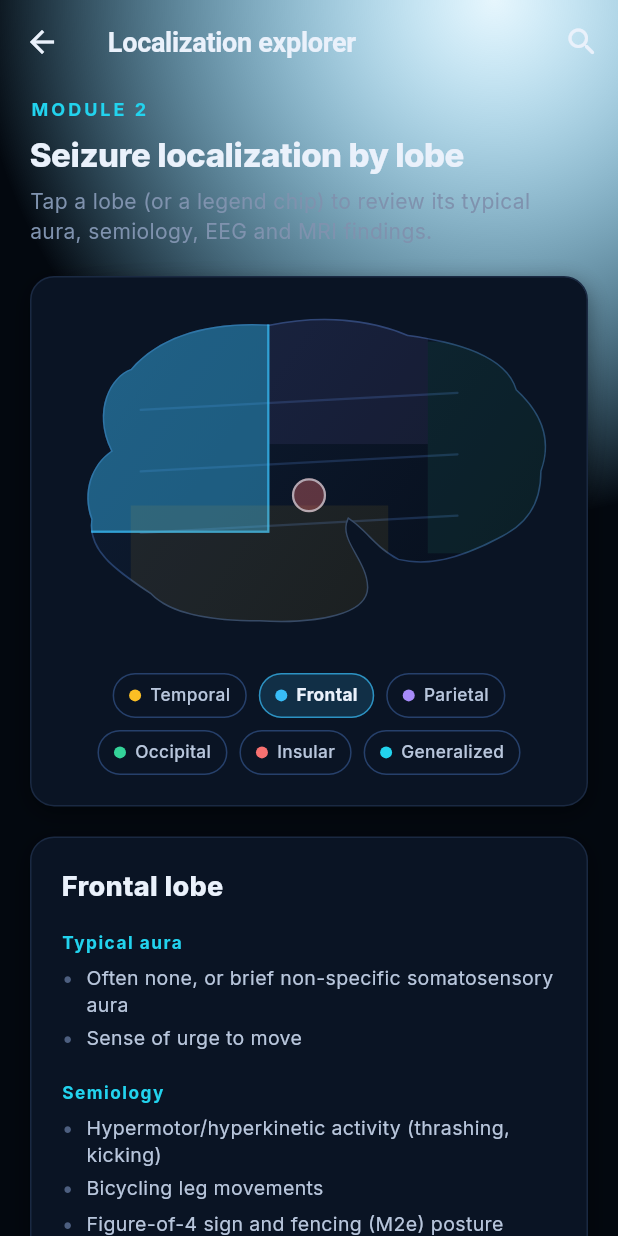
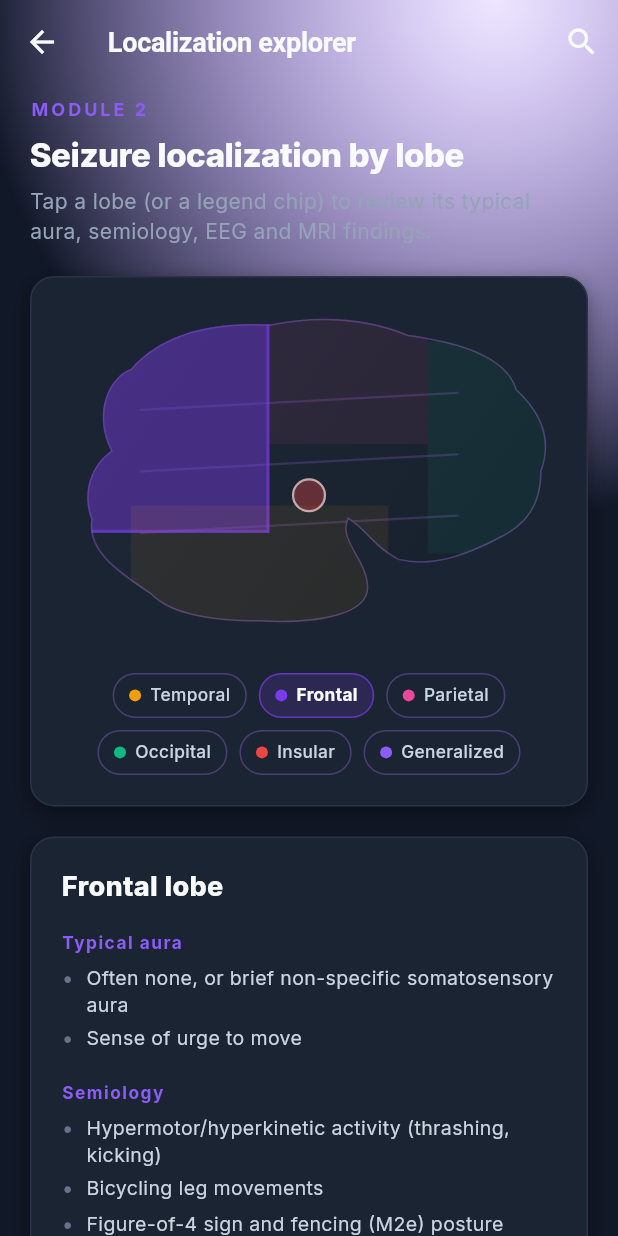
Before and after one commit to mahham20022-art/seizure-compass, a Flutter app: the LocalizationScreen screen opened directly, after a tap on "Frontal", on a phone screen of 412 x 824 dp. Run offline on Flutter 3.47's test engine with Material 3 defaults, Android fonts, the phone set to English and light mode, and no system bars.

Commit message:
Complete visual rebrand: neuro-violet identity, away from ICU cyan
New palette (same token names throughout the codebase, all new values):
  Deep Violet #6D28D9, Electric Purple #8B5CF6, vivid violet #7C3AED for
  primary interactive elements, Neon Magenta #EC4899, Amber #F59E0B,
  Emerald #10B981, Rose Red #EF4444, on a rich-charcoal ink scale
  (#111827 background / #1B2433 cards) with near-white text.

- Logo: ECG trace, needle gradient and north marker now magenta instead
  of cyan; the dial/brain outline naturally inherits violet via the
  palette change.
- Result categories: Epilepsy=purple, PNES=magenta, Syncope=amber,
  Other=slate gray (via the existing epileptic/pnes/syncope/otherMimic
  aliases — no call-site changes needed).
- Module colors: Assessment=purple, Localization=magenta (unchanged
  alias), Atlas=amber, Clinical Pearls=emerald (swapped from each other
  to match), with matching search-result colors.
- Brain diagram: the selected/highlighted lobe now animates with a
  continuous soft neural pulse (alpha + border + insular-marker size)
  instead of a static highlight.
- New PulseGlow wrapper gives the home page's primary "Start Assessment"
  button a soft looping electric-pulse glow.
- Web chrome (theme-color, manifest background, native HTML splash
  spinner/glow) recolored to match so there's no cyan flash before
  Flutter takes over.

```diff
--- a/lib/core/theme/app_colors.dart
+++ b/lib/core/theme/app_colors.dart
@@ -1,41 +1,44 @@
 import 'package:flutter/material.dart';
 
-/// Ink/brand palette carried over from the Najm ICUCalc design system so
-/// Seizure Compass reads as part of the same product family.
+/// Seizure Compass's own neuro-violet palette — a deliberate, complete
+/// departure from Najm ICUCalc's cyan "monitor-blue" identity. Built around
+/// deep violet, electric purple and neon magenta on a rich charcoal ground,
+/// evoking neural activity, EEG traces and electric impulses rather than an
+/// ICU monitor.
 class AppColors {
   AppColors._();
 
-  static const ink950 = Color(0xFF03080F);
-  static const ink900 = Color(0xFF060D19);
-  static const ink800 = Color(0xFF0A1424);
-  static const ink700 = Color(0xFF0F1E35);
-  static const ink600 = Color(0xFF142A48);
-  static const ink500 = Color(0xFF1C355A);
+  static const ink950 = Color(0xFF111827); // background
+  static const ink900 = Color(0xFF161F2C); // surface / drawer
+  static const ink800 = Color(0xFF1B2433); // cards
+  static const ink700 = Color(0xFF1F2937); // secondary background / tracks
+  static const ink600 = Color(0xFF2A3648); // hover surface
+  static const ink500 = Color(0xFF34435C); // lightest ink surface
 
-  static const line = Color(0xFF1A2942);
-  static const line2 = Color(0xFF26406B);
+  static const line = Color(0xFF2A3348);
+  static const line2 = Color(0xFF4C3E73);
 
-  static const text = Color(0xFFEAF1FB);
-  static const text2 = Color(0xFFB8C6DC);
-  static const muted = Color(0xFF7F92AE);
-  static const faint = Color(0xFF4D5F80);
+  static const text = Color(0xFFF8FAFC);
+  static const text2 = Color(0xFFCBD5E1);
+  static const muted = Color(0xFF94A3B8);
+  static const faint = Color(0xFF64748B);
 
-  static const brand = Color(0xFF22D3EE);
-  static const brand2 = Color(0xFF0EA5E9);
-  static const brand3 = Color(0xFF38BDF8);
-  static const brandInk = Color(0xFF001018);
+  static const brand = Color(0xFF8B5CF6); // Electric Purple
+  static const brand2 = Color(0xFF6D28D9); // Deep Violet
+  static const brand3 = Color(0xFF7C3AED); // vivid violet — primary interactive
+  static const brandInk = Color(0xFFFFFFFF);
 
-  static const ok = Color(0xFF34D399);
-  static const warn = Color(0xFFFBBF24);
-  static const danger = Color(0xFFF87171);
-  static const pulse = Color(0xFFF43F5E);
+  static const ok = Color(0xFF10B981); // Emerald
+  static const warn = Color(0xFFF59E0B); // Amber
+  static const danger = Color(0xFFEF4444); // Rose red
+  static const pulse = Color(0xFFEC4899); // Neon magenta
 
   /// Category colors used consistently across probability bars, chips and
   /// library tags so a category is always recognizable at a glance.
-  static const epileptic = brand3;
-  static const pnes = Color(0xFFA78BFA);
-  static const syncope = ok;
-  static const otherMimic = warn;
+  static const epileptic = brand3; // Purple
+  static const pnes = Color(0xFFEC4899); // Neon Magenta
+  static const syncope = warn; // Amber
+  static const otherMimic = muted; // Slate gray
 
   static const List<Color> backgroundGradient = [ink900, ink950];
 }
--- a/lib/core/theme/app_theme.dart
+++ b/lib/core/theme/app_theme.dart
@@ -2,9 +2,9 @@ import 'package:flutter/material.dart';
 import 'app_colors.dart';
 import 'app_radii.dart';
 
-/// Material 3 dark theme tuned to match the Najm ICUCalc "monitor-blue"
-/// design language: deep ink backgrounds, cyan brand accents, calm rounded
-/// cards.
+/// Seizure Compass's own Material 3 dark theme: rich charcoal backgrounds,
+/// deep violet / electric purple / neon magenta brand accents, calm rounded
+/// cards — a deliberate departure from Najm ICUCalc's cyan identity.
 class AppTheme {
   AppTheme._();
 
--- a/lib/core/widgets/app_background.dart
+++ b/lib/core/widgets/app_background.dart
@@ -1,8 +1,8 @@
 import 'package:flutter/material.dart';
 import '../theme/app_colors.dart';
 
-/// Recreates the ambient radial-gradient backdrop used behind every screen
-/// in ICUCalc so Seizure Compass shares the same "monitor glow" atmosphere.
+/// Seizure Compass's own ambient radial-gradient backdrop — a soft violet
+/// glow (not the cyan "monitor glow" ICUCalc uses) behind every screen.
 class AppBackground extends StatelessWidget {
   const AppBackground({super.key, required this.child});
 
@@ -15,7 +15,7 @@ class AppBackground extends StatelessWidget {
         gradient: RadialGradient(
           center: Alignment(0.6, -1.0),
           radius: 1.4,
-          colors: [Color(0x1A0EA5E9), AppColors.ink950],
+          colors: [Color(0x268B5CF6), AppColors.ink950],
           stops: [0.0, 0.6],
         ),
       ),
--- a/lib/core/widgets/app_logo.dart
+++ b/lib/core/widgets/app_logo.dart
@@ -3,8 +3,9 @@ import 'package:flutter/material.dart';
 import '../theme/app_colors.dart';
 
 /// The Seizure Compass mark: a compass dial with tick marks and a
-/// true-north marker, a stylized brain at its center, an ECG trace running
-/// through it, and a gradient needle swinging from white to cyan.
+/// true-north marker, a stylized brain at its center, a glowing magenta ECG
+/// trace running through it, and a gradient needle swinging from white to
+/// neon magenta.
 class AppLogo extends StatelessWidget {
   const AppLogo({super.key, this.size = 96});
 
@@ -56,7 +57,7 @@ class _CompassPainter extends CustomPainter {
       ..style = PaintingStyle.stroke
       ..strokeWidth = w * 0.028
       ..strokeCap = StrokeCap.round
-      ..color = AppColors.brand3.withValues(alpha: 0.55);
+      ..color = AppColors.pnes.withValues(alpha: 0.65);
 
     final path = Path()
       ..moveTo(0, midY)
@@ -134,7 +135,7 @@ class _CompassPainter extends CustomPainter {
   void _paintNorthMarker(Canvas canvas, Offset center, double r) {
     final paint = Paint()
       ..style = PaintingStyle.fill
-      ..color = AppColors.brand3;
+      ..color = AppColors.pnes;
 
     final tipY = center.dy - r * 0.98;
     final baseY = center.dy - r * 0.86;
@@ -158,7 +159,7 @@ class _CompassPainter extends CustomPainter {
 
     final northPaint = Paint()
       ..style = PaintingStyle.fill
-      ..shader = LinearGradient(colors: [Colors.white, AppColors.brand3])
+      ..shader = LinearGradient(colors: [Colors.white, AppColors.pnes])
           .createShader(Rect.fromPoints(center, tipNorth));
     final northHalf = Path()
       ..moveTo(center.dx + perp.dx * width, center.dy + perp.dy * width)
@@ -177,9 +178,9 @@ class _CompassPainter extends CustomPainter {
       ..close();
     canvas.drawPath(southHalf, southPaint);
 
-    // Glow at the bright (north/cyan) tip.
+    // Glow at the bright (north/magenta) tip.
     final glowPaint = Paint()
-      ..color = AppColors.brand3.withValues(alpha: 0.55)
+      ..color = AppColors.pnes.withValues(alpha: 0.55)
       ..maskFilter = const MaskFilter.blur(BlurStyle.normal, 6);
     canvas.drawCircle(tipNorth, r * 0.12, glowPaint);
 
--- a/lib/core/widgets/brain_diagram.dart
+++ b/lib/core/widgets/brain_diagram.dart
@@ -42,8 +42,19 @@ class BrainDiagram extends StatefulWidget {
   State<BrainDiagram> createState() => _BrainDiagramState();
 }
 
-class _BrainDiagramState extends State<BrainDiagram> {
+class _BrainDiagramState extends State<BrainDiagram> with SingleTickerProviderStateMixin {
   LocalizationRegion? _hovered;
+
+  late final AnimationController _pulseController = AnimationController(
+    vsync: this,
+    duration: const Duration(milliseconds: 1600),
+  )..repeat(reverse: true);
+
+  @override
+  void dispose() {
+    _pulseController.dispose();
+    super.dispose();
+  }
 
   static const _lobeFractions = <LocalizationRegion, Rect>{
     LocalizationRegion.frontal: Rect.fromLTRB(0.0, 0.0, 0.42, 0.66),
@@ -97,18 +108,26 @@ class _BrainDiagramState extends State<BrainDiagram> {
                 child: LayoutBuilder(
                   builder: (context, constraints) {
                     final size = Size(constraints.maxWidth, constraints.maxHeight);
+                    return AnimatedBuilder(
+                      animation: _pulseController,
+                      builder: (context, _) {
+                        final pulse = Curves.easeInOut.transform(_pulseController.value);
                         return Stack(
                           fit: StackFit.expand,
                           children: [
                             if (widget.selected == LocalizationRegion.generalized)
                               Positioned.fill(
                                 child: DecoratedBox(
-                              decoration: BoxDecoration(color: _colorFor(LocalizationRegion.generalized).withValues(alpha: 0.22)),
+                                  decoration: BoxDecoration(
+                                    color: _colorFor(LocalizationRegion.generalized).withValues(alpha: 0.18 + pulse * 0.14),
                                   ),
                                 ),
-                        for (final entry in _lobeFractions.entries) _lobeRegion(entry.key, entry.value, size),
-                        _insularMarker(size),
+                              ),
+                            for (final entry in _lobeFractions.entries) _lobeRegion(entry.key, entry.value, size, pulse),
+                            _insularMarker(size, pulse),
                           ],
+                        );
+                      },
                     );
                   },
                 ),
@@ -129,7 +148,7 @@ class _BrainDiagramState extends State<BrainDiagram> {
     );
   }
 
-  Widget _lobeRegion(LocalizationRegion region, Rect fraction, Size size) {
+  Widget _lobeRegion(LocalizationRegion region, Rect fraction, Size size, double pulse) {
     final rect = Rect.fromLTWH(
       fraction.left * size.width,
       fraction.top * size.height,
@@ -140,15 +159,23 @@ class _BrainDiagramState extends State<BrainDiagram> {
     final hovered = _hovered == region;
     final confidence = widget.confidences?[region];
     final baseAlpha = active ? 0.42 : (hovered ? 0.26 : 0.08);
-    final alpha = confidence != null ? (baseAlpha * (0.5 + confidence * 0.5)).clamp(0.06, 0.55) : baseAlpha;
+    final pulseBoost = active ? pulse * 0.16 : 0.0;
+    final rawAlpha = confidence != null
+        ? baseAlpha * (0.5 + confidence * 0.5) + pulseBoost
+        : baseAlpha + pulseBoost;
+    final alpha = rawAlpha.clamp(0.06, 0.65);
 
-    Widget region0 = AnimatedContainer(
-      duration: const Duration(milliseconds: 180),
+    // A plain DecoratedBox (not AnimatedContainer) — the enclosing
+    // AnimatedBuilder already redraws every pulse tick, so a second,
+    // independent transition here would just fight the first.
+    Widget region0 = DecoratedBox(
       decoration: BoxDecoration(
         color: _colorFor(region).withValues(alpha: alpha),
         border: Border.all(
-          color: _colorFor(region).withValues(alpha: active || hovered ? 0.7 : 0.0),
-          width: 1.5,
+          color: _colorFor(region).withValues(
+            alpha: active ? (0.55 + pulse * 0.35).clamp(0.0, 1.0) : (hovered ? 0.7 : 0.0),
+          ),
+          width: active ? 2.0 : 1.5,
         ),
       ),
     );
@@ -168,24 +195,25 @@ class _BrainDiagramState extends State<BrainDiagram> {
     return Positioned.fromRect(rect: rect, child: region0);
   }
 
-  Widget _insularMarker(Size size) {
+  Widget _insularMarker(Size size, double pulse) {
     const cx = 0.50;
     const cy = 0.55;
     const r = 0.05;
     final active = widget.selected == LocalizationRegion.insular;
     final hovered = _hovered == LocalizationRegion.insular;
-    final d = size.shortestSide * r * 2;
+    final baseD = size.shortestSide * r * 2;
+    final d = active ? baseD * (1.0 + pulse * 0.12) : baseD;
 
-    Widget marker = AnimatedContainer(
-      duration: const Duration(milliseconds: 180),
-      width: d,
-      height: d,
+    Widget marker = DecoratedBox(
       decoration: BoxDecoration(
         shape: BoxShape.circle,
-        color: _colorFor(LocalizationRegion.insular).withValues(alpha: active ? 0.85 : (hovered ? 0.6 : 0.35)),
+        color: _colorFor(LocalizationRegion.insular).withValues(
+          alpha: active ? (0.7 + pulse * 0.25).clamp(0.0, 1.0) : (hovered ? 0.6 : 0.35),
+        ),
         border: Border.all(color: AppColors.text.withValues(alpha: 0.6), width: 1.5),
       ),
     );
+    marker = SizedBox(width: d, height: d, child: marker);
 
     if (widget.interactive) {
       marker = MouseRegion(
--- /dev/null
+++ b/lib/core/widgets/pulse_glow.dart
@@ -0,0 +1,54 @@
+import 'package:flutter/material.dart';
+import '../theme/app_colors.dart';
+import '../theme/app_radii.dart';
+
+/// Wraps [child] in a slow, looping soft glow — a subtle "electric pulse"
+/// used to draw the eye to an important call-to-action without changing
+/// its layout footprint.
+class PulseGlow extends StatefulWidget {
+  const PulseGlow({super.key, required this.child, this.color = AppColors.brand3, this.radius = AppRadii.md});
+
+  final Widget child;
+  final Color color;
+  final double radius;
+
+  @override
+  State<PulseGlow> createState() => _PulseGlowState();
+}
+
+class _PulseGlowState extends State<PulseGlow> with SingleTickerProviderStateMixin {
+  late final AnimationController _controller = AnimationController(
+    vsync: this,
+    duration: const Duration(milliseconds: 1800),
+  )..repeat(reverse: true);
+
+  @override
+  void dispose() {
+    _controller.dispose();
+    super.dispose();
+  }
+
+  @override
+  Widget build(BuildContext context) {
+    return AnimatedBuilder(
+      animation: _controller,
+      builder: (context, child) {
+        final t = Curves.easeInOut.transform(_controller.value);
+        return DecoratedBox(
+          decoration: BoxDecoration(
+            borderRadius: BorderRadius.circular(widget.radius),
+            boxShadow: [
+              BoxShadow(
+                color: widget.color.withValues(alpha: 0.22 + t * 0.24),
+                blurRadius: 16 + t * 14,
+                spreadRadius: t * 2,
+              ),
+            ],
+          ),
+          child: child,
+        );
+      },
+      child: widget.child,
+    );
+  }
+}
--- a/lib/features/home/home_screen.dart
+++ b/lib/features/home/home_screen.dart
@@ -5,6 +5,7 @@ import '../../core/widgets/app_background.dart';
 import '../../core/widgets/app_logo.dart';
 import '../../core/widgets/evidence_badge.dart';
 import '../../core/widgets/nav_card.dart';
+import '../../core/widgets/pulse_glow.dart';
 import '../../core/widgets/pulsing_logo.dart';
 import '../about/about_screen.dart';
 import '../assessment/assessment_wizard_screen.dart';
@@ -94,7 +95,7 @@ class HomeScreen extends StatelessWidget {
                                   icon: Icons.menu_book_rounded,
                                   title: 'Seizure Atlas',
                                   subtitle: 'Types, rare syndromes, history and notable figures.',
-                                  accent: AppColors.ok,
+                                  accent: AppColors.warn,
                                   onTap: () => Navigator.of(context).push(
                                     MaterialPageRoute(builder: (_) => const LibraryScreen()),
                                   ),
@@ -103,7 +104,7 @@ class HomeScreen extends StatelessWidget {
                                   icon: Icons.lightbulb_outline_rounded,
                                   title: 'Clinical Pearls',
                                   subtitle: 'Evidence-based pearls and key points.',
-                                  accent: AppColors.warn,
+                                  accent: AppColors.ok,
                                   onTap: () => Navigator.of(context).push(
                                     MaterialPageRoute(builder: (_) => const PearlsScreen()),
                                   ),
@@ -176,12 +177,14 @@ class _HeroSection extends StatelessWidget {
         LayoutBuilder(
           builder: (context, constraints) {
             final wide = constraints.maxWidth > 460;
-            final primary = ElevatedButton.icon(
-              onPressed: () => Navigator.of(context).push(
-                MaterialPageRoute(builder: (_) => const AssessmentWizardScreen()),
+            final primary = PulseGlow(
+              child: ElevatedButton.icon(
+                onPressed: () => Navigator.of(context).push(
+                  MaterialPageRoute(builder: (_) => const AssessmentWizardScreen()),
+                ),
+                icon: const Icon(Icons.fact_check_rounded, size: 18),
+                label: const Text('Start Assessment'),
               ),
-              icon: const Icon(Icons.fact_check_rounded, size: 18),
-              label: const Text('Start Assessment'),
             );
             final secondary = OutlinedButton.icon(
               onPressed: () => Navigator.of(context).push(
--- a/lib/features/search/search_screen.dart
+++ b/lib/features/search/search_screen.dart
@@ -69,9 +69,9 @@ class _SearchResult {
   Color get color {
     switch (kind) {
       case _ResultKind.atlas:
+        return AppColors.warn;
+      case _ResultKind.pearl:
         return AppColors.ok;
-      case _ResultKind.pearl:
-        return AppColors.warn;
       case _ResultKind.localization:
         return AppColors.pnes;
       case _ResultKind.history:
```
Also changed, not shown: 2 other files. Lines whose indentation alone changed are shown as unchanged.
